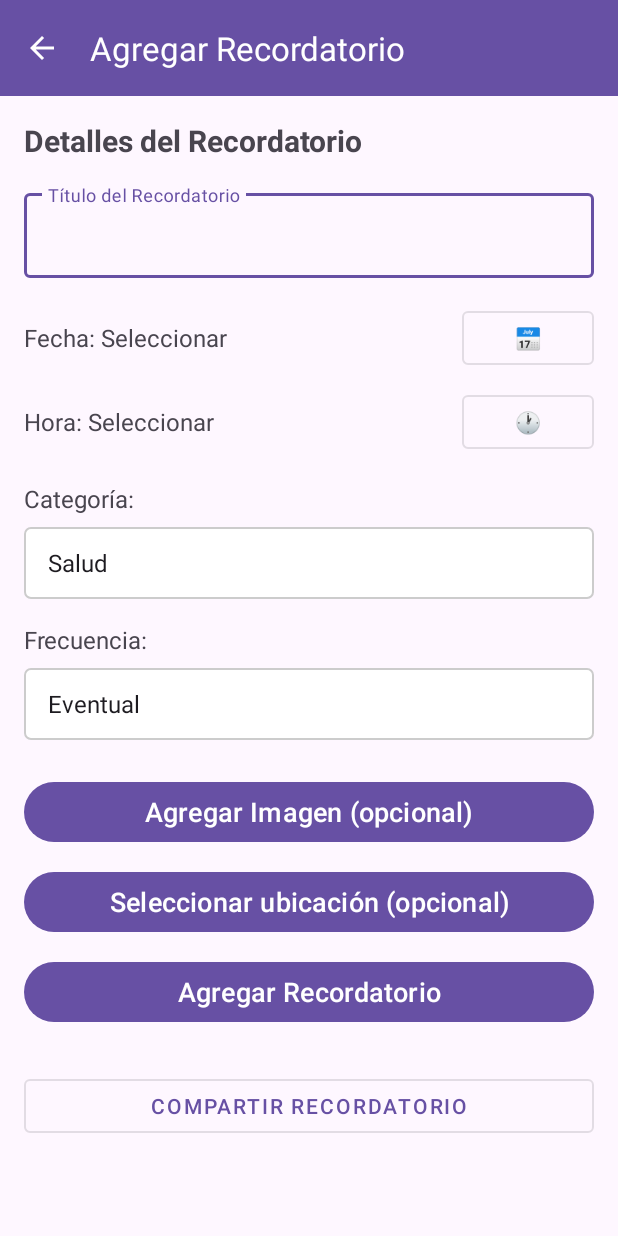
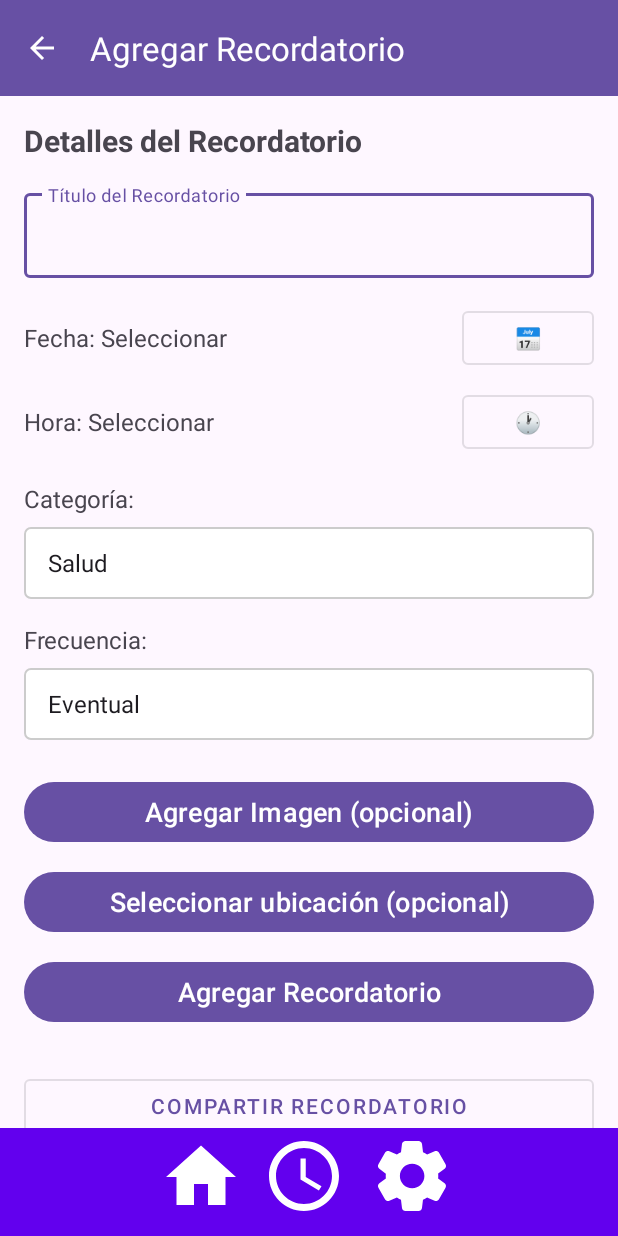
Before and after one commit to GiulianoMendoza/MemoLoopV2, an Android app: the AddReminderActivity screen opened directly, with no data from a screen before it, on a phone screen of 412 x 824 dp. Run offline under Robolectric (Android 15) with nearby library versions, the phone set to English and light mode, and no system bars; our stand-ins replace Firebase (no records; nobody signed in at launch, a user with empty details on screens opened directly).

Commit message:
toolbar BaseActivity

```diff
--- a/app/src/main/java/com/example/memoloop/AddReminderActivity.kt
+++ b/app/src/main/java/com/example/memoloop/AddReminderActivity.kt
@@ -41,7 +41,7 @@ import java.io.File
 import java.text.SimpleDateFormat
 import java.util.*
 
-class AddReminderActivity : AppCompatActivity() {
+class AddReminderActivity : BaseActivity() {
 
     private lateinit var firebaseAnalytics: FirebaseAnalytics
     private lateinit var auth: FirebaseAuth
--- /dev/null
+++ b/app/src/main/java/com/example/memoloop/BaseActivity.kt
@@ -0,0 +1,51 @@
+package com.example.memoloop
+
+import android.content.Intent
+import android.os.Bundle
+import android.view.LayoutInflater
+import android.view.View
+import android.widget.FrameLayout
+import android.widget.ImageButton
+import androidx.appcompat.app.AppCompatActivity
+import com.google.firebase.auth.FirebaseAuth
+
+open class BaseActivity : AppCompatActivity() {
+
+    override fun onCreate(savedInstanceState: Bundle?) {
+        super.onCreate(savedInstanceState)
+        super.setContentView(R.layout.activity_base)
+
+        setupBottomToolbar()
+    }
+
+    override fun setContentView(view: View?) {
+        val contentFrame = findViewById<FrameLayout>(R.id.content_frame)
+        contentFrame.removeAllViews()
+        contentFrame.addView(view)
+    }
+
+    override fun setContentView(layoutResID: Int) {
+        val view = LayoutInflater.from(this).inflate(layoutResID, null)
+        setContentView(view)
+    }
+
+
+
+
+
+    private fun setupBottomToolbar() {
+        findViewById<ImageButton>(R.id.btn_home)?.setOnClickListener {
+            startActivity(Intent(this, WelcomeActivity::class.java))
+        }
+
+        findViewById<ImageButton>(R.id.btn_history)?.setOnClickListener {
+            startActivity(Intent(this, RemindersActivity::class.java))
+        }
+
+        findViewById<ImageButton>(R.id.btn_config)?.setOnClickListener {
+            FirebaseAuth.getInstance().signOut()
+            startActivity(Intent(this, LoginActivity::class.java))
+            finish()
+        }
+    }
+}
--- a/app/src/main/java/com/example/memoloop/InvitationsActivity.kt
+++ b/app/src/main/java/com/example/memoloop/InvitationsActivity.kt
@@ -21,7 +21,7 @@ import com.google.firebase.firestore.SetOptions
 import java.text.SimpleDateFormat
 import java.util.*
 
-class InvitationsActivity : AppCompatActivity(), InvitationAdapter.OnInvitationActionListener {
+class InvitationsActivity : BaseActivity(), InvitationAdapter.OnInvitationActionListener {
 
     private lateinit var firebaseAnalytics: FirebaseAnalytics
     private lateinit var auth: FirebaseAuth
--- a/app/src/main/java/com/example/memoloop/ReminderDetailActivity.kt
+++ b/app/src/main/java/com/example/memoloop/ReminderDetailActivity.kt
@@ -27,7 +27,7 @@ import org.maplibre.android.geometry.LatLng
 import org.maplibre.android.annotations.MarkerOptions
 import org.maplibre.android.maps.UiSettings
 
-class ReminderDetailActivity : AppCompatActivity() {
+class ReminderDetailActivity : BaseActivity() {
 
     private lateinit var auth: FirebaseAuth
     private lateinit var firestore: FirebaseFirestore
--- a/app/src/main/java/com/example/memoloop/RemindersActivity.kt
+++ b/app/src/main/java/com/example/memoloop/RemindersActivity.kt
@@ -36,7 +36,7 @@ import com.google.firebase.firestore.Query
 import java.text.SimpleDateFormat
 import java.util.*
 
-class RemindersActivity : AppCompatActivity(), RemindersAdapter.OnReminderOptionsClickListener {
+class RemindersActivity : BaseActivity(), RemindersAdapter.OnReminderOptionsClickListener {
 
     private lateinit var firebaseAnalytics: FirebaseAnalytics
     private lateinit var auth: FirebaseAuth
@@ -66,7 +66,8 @@ class RemindersActivity : AppCompatActivity(), RemindersAdapter.OnReminderOption
         setContentView(R.layout.activity_reminders_list)
 
         val toolbar: Toolbar = findViewById(R.id.toolbar_main)
-        setSupportActionBar(toolbar)
+        //setSupportActionBar(toolbar)
+        //setContentView(R.layout.activity_welcome)
         supportActionBar?.title = "Mis Recordatorios"
 
         firebaseAnalytics = FirebaseAnalytics.getInstance(this)
--- a/app/src/main/java/com/example/memoloop/WelcomeActivity.kt
+++ b/app/src/main/java/com/example/memoloop/WelcomeActivity.kt
@@ -19,7 +19,7 @@ import com.google.firebase.auth.FirebaseAuth
 import com.google.firebase.firestore.FirebaseFirestore
 import com.google.firebase.firestore.Query
 
-class WelcomeActivity : AppCompatActivity() {
+class WelcomeActivity : BaseActivity() {
 
     private lateinit var firebaseAnalytics: FirebaseAnalytics
     private lateinit var auth: FirebaseAuth
@@ -34,6 +34,7 @@ class WelcomeActivity : AppCompatActivity() {
 
     override fun onCreate(savedInstanceState: Bundle?) {
         super.onCreate(savedInstanceState)
+        setContentView(R.layout.activity_welcome)
 
         firebaseAnalytics = FirebaseAnalytics.getInstance(this)
         auth = FirebaseAuth.getInstance()
--- /dev/null
+++ b/app/src/main/res/drawable/toolbar_home_24.xml
@@ -0,0 +1,5 @@
+<vector xmlns:android="http://schemas.android.com/apk/res/android" android:height="56dp" android:tint="#000000" android:viewportHeight="24" android:viewportWidth="24" android:width="56dp">
+
+    <path android:fillColor="@android:color/white" android:pathData="M10,20v-6h4v6h5v-8h3L12,3 2,12h3v8z"/>
+
+</vector>
--- /dev/null
+++ b/app/src/main/res/drawable/toolbar_settings_24.xml
@@ -0,0 +1,5 @@
+<vector xmlns:android="http://schemas.android.com/apk/res/android" android:height="56dp" android:tint="#000000" android:viewportHeight="24" android:viewportWidth="24" android:width="56dp">
+
+    <path android:fillColor="@android:color/white" android:pathData="M19.5,12c0,-0.23 -0.01,-0.45 -0.03,-0.68l1.86,-1.41c0.4,-0.3 0.51,-0.86 0.26,-1.3l-1.87,-3.23c-0.25,-0.44 -0.79,-0.62 -1.25,-0.42l-2.15,0.91c-0.37,-0.26 -0.76,-0.49 -1.17,-0.68l-0.29,-2.31C14.8,2.38 14.37,2 13.87,2h-3.73C9.63,2 9.2,2.38 9.14,2.88L8.85,5.19c-0.41,0.19 -0.8,0.42 -1.17,0.68L5.53,4.96c-0.46,-0.2 -1,-0.02 -1.25,0.42L2.41,8.62c-0.25,0.44 -0.14,0.99 0.26,1.3l1.86,1.41C4.51,11.55 4.5,11.77 4.5,12s0.01,0.45 0.03,0.68l-1.86,1.41c-0.4,0.3 -0.51,0.86 -0.26,1.3l1.87,3.23c0.25,0.44 0.79,0.62 1.25,0.42l2.15,-0.91c0.37,0.26 0.76,0.49 1.17,0.68l0.29,2.31C9.2,21.62 9.63,22 10.13,22h3.73c0.5,0 0.93,-0.38 0.99,-0.88l0.29,-2.31c0.41,-0.19 0.8,-0.42 1.17,-0.68l2.15,0.91c0.46,0.2 1,0.02 1.25,-0.42l1.87,-3.23c0.25,-0.44 0.14,-0.99 -0.26,-1.3l-1.86,-1.41C19.49,12.45 19.5,12.23 19.5,12zM12.04,15.5c-1.93,0 -3.5,-1.57 -3.5,-3.5s1.57,-3.5 3.5,-3.5s3.5,1.57 3.5,3.5S13.97,15.5 12.04,15.5z"/>
+
+</vector>
--- /dev/null
+++ b/app/src/main/res/drawable/toolbar_time_24.xml
@@ -0,0 +1,7 @@
+<vector xmlns:android="http://schemas.android.com/apk/res/android" android:height="56dp" android:tint="#000000" android:viewportHeight="24" android:viewportWidth="24" android:width="56dp">
+
+    <path android:fillColor="@android:color/white" android:pathData="M11.99,2C6.47,2 2,6.48 2,12s4.47,10 9.99,10C17.52,22 22,17.52 22,12S17.52,2 11.99,2zM12,20c-4.42,0 -8,-3.58 -8,-8s3.58,-8 8,-8 8,3.58 8,8 -3.58,8 -8,8z"/>
+
+    <path android:fillColor="@android:color/white" android:pathData="M12.5,7H11v6l5.25,3.15 0.75,-1.23 -4.5,-2.67z"/>
+
+</vector>
--- /dev/null
+++ b/app/src/main/res/layout/activity_base.xml
@@ -0,0 +1,71 @@
+<LinearLayout xmlns:android="http://schemas.android.com/apk/res/android"
+    xmlns:app="http://schemas.android.com/apk/res-auto"
+    android:id="@+id/base_layout"
+    android:layout_width="match_parent"
+    android:layout_height="match_parent"
+    android:orientation="vertical">
+
+    <FrameLayout
+        android:id="@+id/content_frame"
+        android:layout_width="match_parent"
+        android:layout_height="0dp"
+        android:layout_weight="1" />
+
+    <LinearLayout
+        android:id="@+id/bottom_toolbar"
+        android:layout_width="match_parent"
+        android:layout_height="72dp"
+    android:orientation="horizontal"
+    android:background="@color/purple_500"
+    android:gravity="center"
+    android:paddingTop="8dp"
+    android:paddingBottom="16dp">
+
+    <Space
+        android:layout_width="0dp"
+        android:layout_height="match_parent"
+        android:layout_weight="1" />
+
+    <LinearLayout
+        android:layout_width="wrap_content"
+        android:layout_height="match_parent"
+        android:orientation="horizontal"
+        android:gravity="center">
+
+        <ImageButton
+            android:id="@+id/btn_home"
+            android:layout_width="50dp"
+            android:layout_height="50dp"
+            android:layout_marginHorizontal="8dp"
+            android:background="?android:selectableItemBackgroundBorderless"
+            android:src="@drawable/toolbar_home_24"
+            android:contentDescription="Recordatorios"
+            app:tint="@android:color/white" />
+
+        <ImageButton
+            android:id="@+id/btn_history"
+            android:layout_width="56dp"
+            android:layout_height="56dp"
+            android:layout_marginHorizontal="8dp"
+            android:background="?android:selectableItemBackgroundBorderless"
+            android:src="@drawable/toolbar_time_24"
+            android:contentDescription="Perfil"
+            app:tint="@android:color/white" />
+
+        <ImageButton
+            android:id="@+id/btn_config"
+            android:layout_width="56dp"
+            android:layout_height="56dp"
+            android:layout_marginHorizontal="8dp"
+            android:background="?android:selectableItemBackgroundBorderless"
+            android:src="@drawable/toolbar_settings_24"
+            android:contentDescription="Cerrar sesión"
+            app:tint="@android:color/white" />
+    </LinearLayout>
+
+    <Space
+        android:layout_width="0dp"
+        android:layout_height="match_parent"
+        android:layout_weight="1" />
+</LinearLayout>
+</LinearLayout>
--- /dev/null
+++ b/app/src/main/res/menu/toolbar_menu.xml
@@ -0,0 +1,18 @@
+<menu xmlns:android="http://schemas.android.com/apk/res/android"
+    xmlns:app="http://schemas.android.com/apk/res-auto">
+    <item
+        android:id="@+id/action_profile"
+        android:title="Perfil"
+        android:icon="@drawable/ic_add"
+        app:showAsAction="ifRoom" />
+    <item
+        android:id="@+id/action_reminders"
+        android:title="Recordatorios"
+        android:icon="@drawable/ic_category_salud"
+        app:showAsAction="ifRoom" />
+    <item
+        android:id="@+id/action_logout"
+        android:title="Cerrar sesión"
+        android:icon="@drawable/ic_date_range"
+        app:showAsAction="ifRoom" />
+</menu>
```
Also changed, not shown: app/src/main/AndroidManifest.xml (+15 -14 lines).
